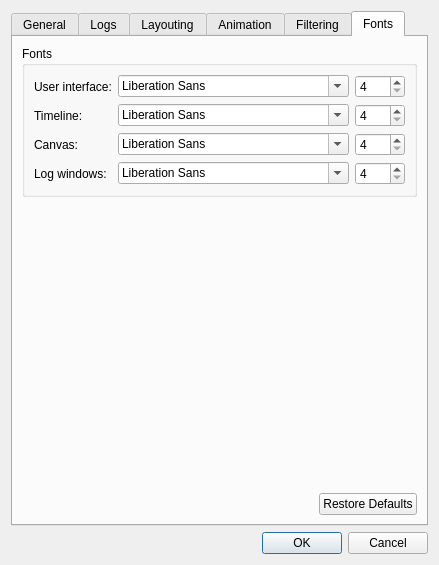
This is src/qtenv/preferencesdialog.ui in omnetpp/omnetpp as Qt 5 draws it before an edit. The edited form follows.
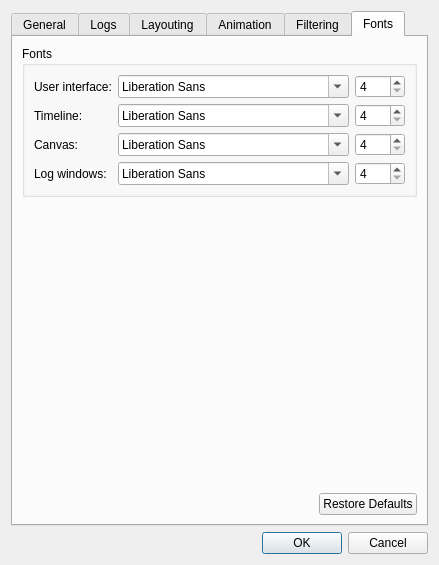
This is the edited form.

What changed in the file:
```diff
--- a/src/qtenv/preferencesdialog.ui
+++ b/src/qtenv/preferencesdialog.ui
@@ -760,7 +760,7 @@
        <item>
         <widget class="QGroupBox" name="fontsBox">
          <property name="sizePolicy">
-          <sizepolicy hsizetype="Minimum" vsizetype="Fixed">
+          <sizepolicy hsizetype="Minimum" vsizetype="Preferred">
            <horstretch>0</horstretch>
            <verstretch>0</verstretch>
           </sizepolicy>
@@ -814,16 +814,44 @@
            </spacer>
           </item>
           <item row="0" column="1">
-           <widget class="QFontComboBox" name="userInterfaceBox"/>
+           <widget class="QFontComboBox" name="userInterfaceBox">
+            <property name="sizePolicy">
+             <sizepolicy hsizetype="Preferred" vsizetype="Preferred">
+              <horstretch>0</horstretch>
+              <verstretch>0</verstretch>
+             </sizepolicy>
+            </property>
+           </widget>
           </item>
           <item row="3" column="1">
-           <widget class="QFontComboBox" name="logBox"/>
+           <widget class="QFontComboBox" name="logBox">
+            <property name="sizePolicy">
+             <sizepolicy hsizetype="Preferred" vsizetype="Preferred">
+              <horstretch>0</horstretch>
+              <verstretch>0</verstretch>
+             </sizepolicy>
+            </property>
+           </widget>
           </item>
           <item row="1" column="1">
-           <widget class="QFontComboBox" name="timeLineBox"/>
+           <widget class="QFontComboBox" name="timeLineBox">
+            <property name="sizePolicy">
+             <sizepolicy hsizetype="Preferred" vsizetype="Preferred">
+              <horstretch>0</horstretch>
+              <verstretch>0</verstretch>
+             </sizepolicy>
+            </property>
+           </widget>
           </item>
           <item row="2" column="1">
-           <widget class="QFontComboBox" name="canvasBox"/>
+           <widget class="QFontComboBox" name="canvasBox">
+            <property name="sizePolicy">
+             <sizepolicy hsizetype="Preferred" vsizetype="Preferred">
+              <horstretch>0</horstretch>
+              <verstretch>0</verstretch>
+             </sizepolicy>
+            </property>
+           </widget>
           </item>
           <item row="2" column="2">
            <widget class="QSpinBox" name="canvasNumBox">
```
Left out of the diff: 32 changed lines with no effect on the pictures.
